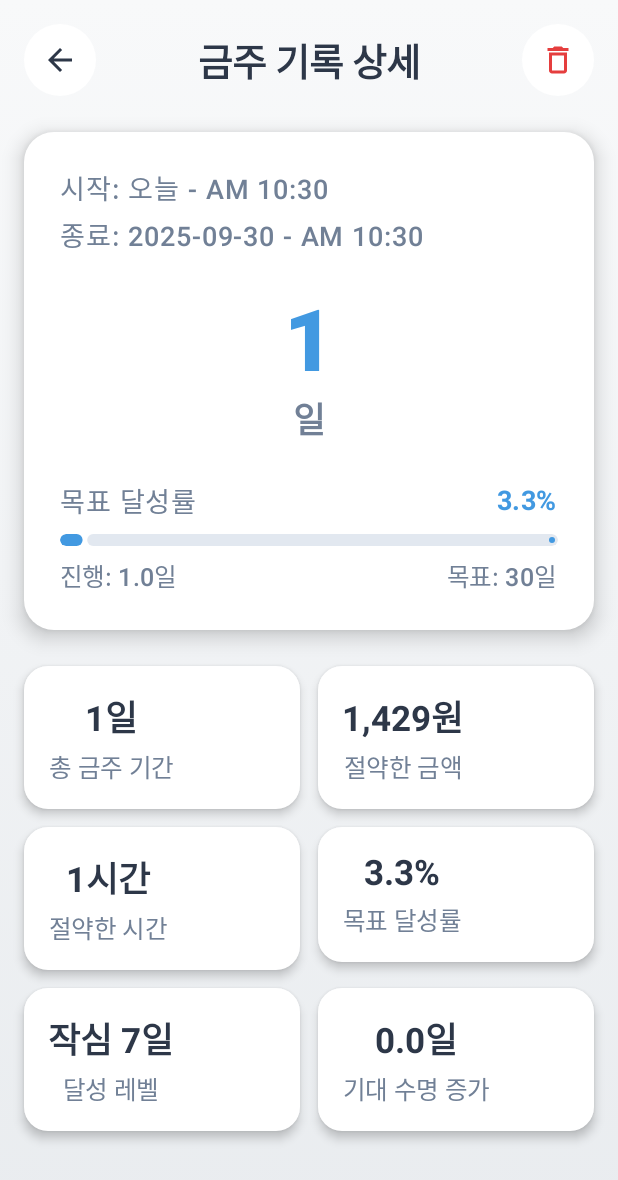
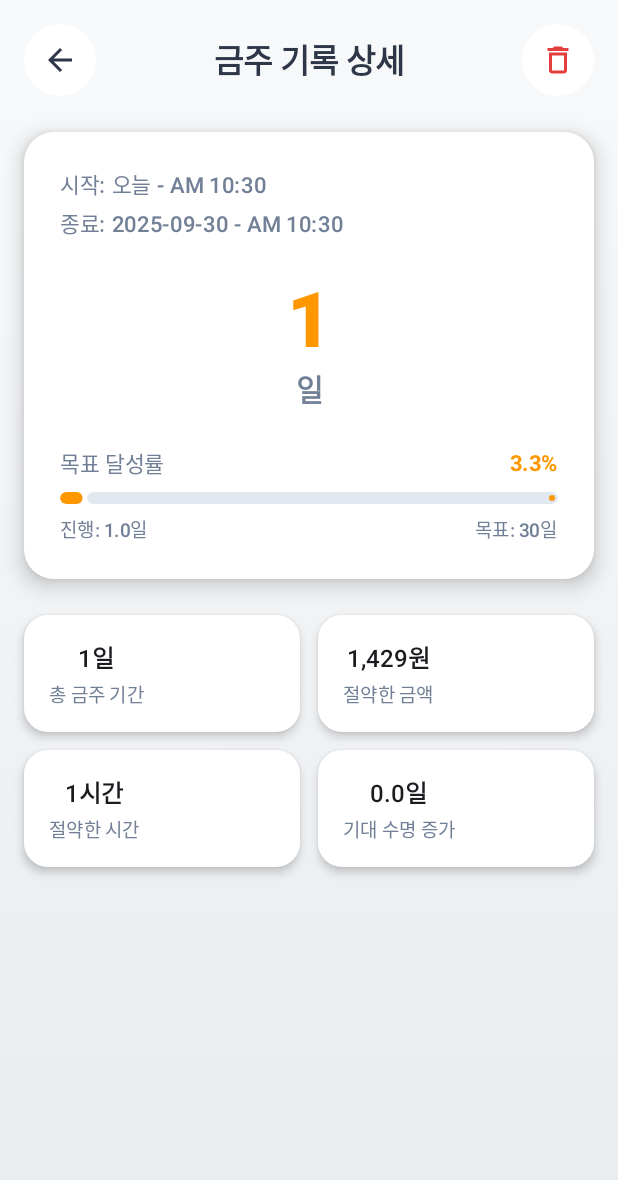
Before and after one commit to yslee-sound/AlcoholicTimer, an Android app built with Jetpack Compose: the DetailActivity screen opened directly, with no data from a screen before it, on a phone screen of 412 x 824 dp. Shown: the top 1180 px of the screen. Run offline under Robolectric (Android 15) with nearby library versions, the phone set to English and light mode, and no system bars.

Commit message:
design_0.1.14

```diff
--- a/app/src/main/java/com/example/alcoholictimer/DetailActivity.kt
+++ b/app/src/main/java/com/example/alcoholictimer/DetailActivity.kt
@@ -33,8 +33,11 @@ import androidx.compose.ui.text.style.TextAlign
 import androidx.compose.ui.tooling.preview.Preview
 import androidx.compose.ui.unit.dp
 import androidx.compose.ui.unit.Density
+import androidx.compose.ui.unit.sp
 import androidx.core.content.edit
 import com.example.alcoholictimer.utils.Constants
+import com.example.alcoholictimer.ui.theme.BluePrimaryLight
+import com.example.alcoholictimer.ui.theme.AmberSecondaryLight
 import java.text.SimpleDateFormat
 import java.util.*
 import kotlin.math.roundToInt
@@ -138,6 +141,8 @@ fun DetailScreen(
 ) {
     val context = LocalContext.current
     var showDeleteDialog by remember { mutableStateOf(false) }
+    // 성공/실패 상태에 따른 포인트 컬러
+    val accentColor = if (isCompleted) BluePrimaryLight else AmberSecondaryLight
 
     // 날짜/시간 포맷
     val dateTimeFormat = SimpleDateFormat("yyyy-MM-dd - a h:mm", Locale.getDefault()).apply {
@@ -220,9 +225,9 @@ fun DetailScreen(
     // 기대 수명 증가 계산 (소수점 표기)
     val lifeExpectancyIncrease = totalDays / 30.0
 
-    // 전체 텍스트를 약 15% 확대하여 가독성 향상
+    // 전체 텍스트를 10% 축소 (fontScale 0.9배)
     val density = LocalDensity.current
-    CompositionLocalProvider(LocalDensity provides Density(density.density, fontScale = density.fontScale * 1.15f)) {
+    CompositionLocalProvider(LocalDensity provides Density(density.density, fontScale = density.fontScale * 0.9f)) {
         // 모던한 그라데이션 배경
         Box(
             modifier = Modifier
@@ -332,7 +337,7 @@ fun DetailScreen(
                                 Text(
                                     text = actualDays.toString(),
                                     style = MaterialTheme.typography.displayLarge.copy(fontWeight = FontWeight.ExtraBold),
-                                    color = Color(0xFF4299E1)
+                                    color = accentColor
                                 )
                                 Text(
                                     text = "일",
@@ -361,7 +366,7 @@ fun DetailScreen(
                                 Text(
                                     text = String.format(Locale.getDefault(), "%.1f%%", achievementRate),
                                     style = MaterialTheme.typography.titleMedium.copy(fontWeight = FontWeight.Bold),
-                                    color = if (isCompleted) Color(0xFF48BB78) else Color(0xFF4299E1)
+                                    color = accentColor
                                 )
                             }
 
@@ -374,7 +379,7 @@ fun DetailScreen(
                                     .fillMaxWidth()
                                     .height(8.dp)
                                     .clip(RoundedCornerShape(4.dp)),
-                                color = if (isCompleted) Color(0xFF48BB78) else Color(0xFF4299E1),
+                                color = accentColor,
                                 trackColor = Color(0xFFE2E8F0)
                             )
 
@@ -428,24 +433,6 @@ fun DetailScreen(
                     DetailStatCard(
                         value = "${savedHours}시간",
                         label = "절약한 시간",
-                        modifier = Modifier.weight(1f)
-                    )
-                    DetailStatCard(
-                        value = String.format(Locale.getDefault(), "%.1f%%", achievementRate),
-                        label = "목표 달성률",
-                        modifier = Modifier.weight(1f)
-                    )
-                }
-
-                Spacer(modifier = Modifier.height(12.dp))
-
-                Row(
-                    modifier = Modifier.fillMaxWidth(),
-                    horizontalArrangement = Arrangement.spacedBy(12.dp)
-                ) {
-                    DetailStatCard(
-                        value = getLevelName(actualDays),
-                        label = "달성 레벨",
                         modifier = Modifier.weight(1f)
                     )
                     DetailStatCard(
@@ -509,7 +496,8 @@ fun DetailScreen(
 fun DetailStatCard(
     value: String,
     label: String,
-    modifier: Modifier = Modifier
+    modifier: Modifier = Modifier,
+    valueColor: Color = Color.Unspecified
 ) {
     Card(
         modifier = modifier,
@@ -521,10 +509,12 @@ fun DetailStatCard(
             modifier = Modifier.padding(16.dp),
             horizontalAlignment = Alignment.CenterHorizontally
         ) {
+            val resolvedValueColor = if (valueColor != Color.Unspecified) valueColor else MaterialTheme.colorScheme.onSurface
             Text(
                 text = value,
-                style = MaterialTheme.typography.titleLarge.copy(fontWeight = FontWeight.Bold),
-                color = Color(0xFF2D3748),
+                color = resolvedValueColor,
+                fontSize = 18.sp,
+                fontWeight = FontWeight.SemiBold,
                 textAlign = TextAlign.Center
             )
             Spacer(modifier = Modifier.height(4.dp))
```
